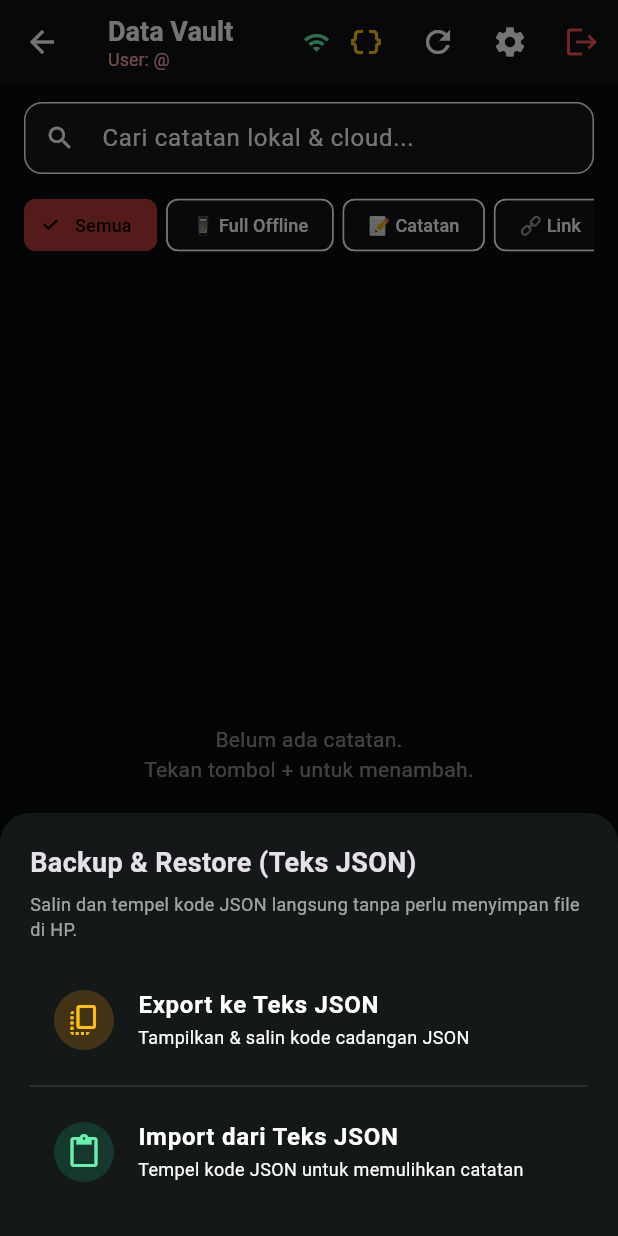
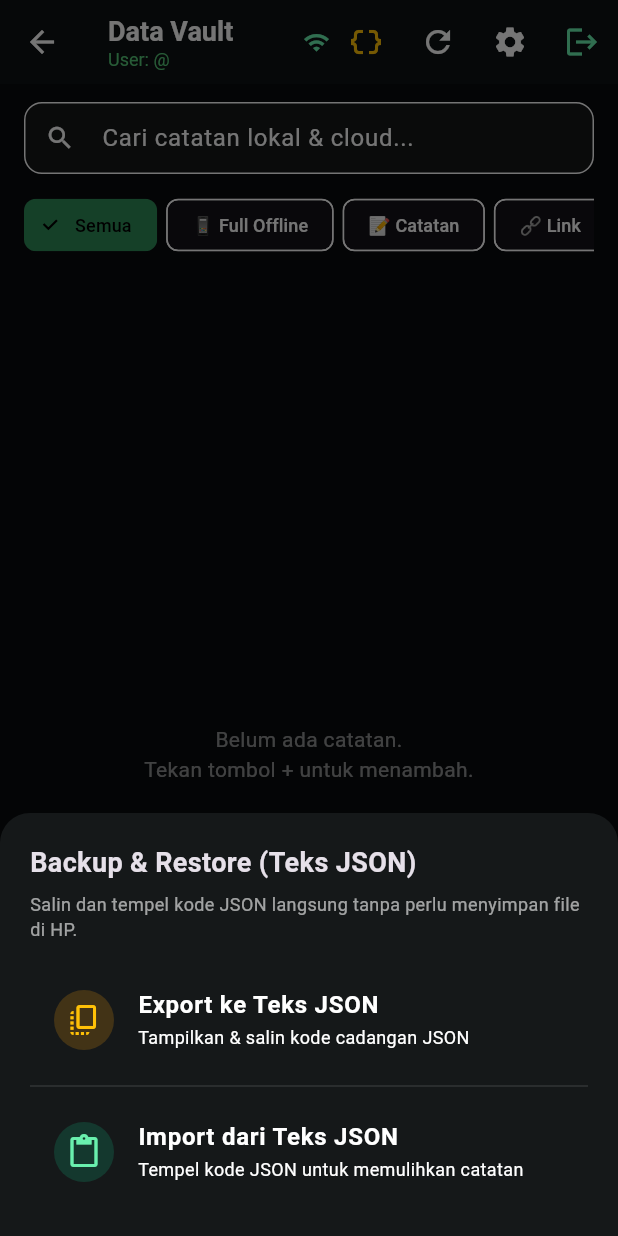
Before and after one commit to danzyx2/data, a Flutter app: the VaultDashboardPage screen opened directly with empty values, after a tap on the "data object" icon, on a phone screen of 412 x 824 dp. Run offline on Flutter 3.47's test engine with Material 3 defaults, Android fonts, the phone set to English and light mode, and no system bars; our stand-ins replace connectivity_plus, hive_flutter; accounts and stored records are empty.

Commit message:
Add files via upload

```diff
--- a/lib/main.dart
+++ b/lib/main.dart
@@ -30,8 +30,8 @@ class DataVaultApp extends StatelessWidget {
       theme: ThemeData.dark().copyWith(
         scaffoldBackgroundColor: const Color(0xFF090B0D),
         colorScheme: const ColorScheme.dark(
-          primary: Color(0xFFB83B38),
-          secondary: Color(0xFFEF7770),
+          primary: Color(0xFF2E8B57),
+          secondary: Color(0xFF55C878),
           surface: Color(0xFF151819),
         ),
         cardTheme: CardThemeData(
@@ -106,7 +106,9 @@ class _LoginPageState extends State<LoginPage> {
           ),
         ],
       ),
-      body: Center(
+      body: SafeArea(
+        top: false,
+        child: Center(
           child: SingleChildScrollView(
             padding: const EdgeInsets.all(24),
             child: Container(
@@ -122,8 +124,8 @@ class _LoginPageState extends State<LoginPage> {
                 children: [
                   const CircleAvatar(
                     radius: 30,
-                  backgroundColor: Color(0x477F1D1D),
-                  child: Icon(Icons.lock_person, color: Color(0xFFFCA5A5), size: 30),
+                    backgroundColor: Color(0x332E8B57),
+                    child: Icon(Icons.lock_person, color: Color(0xFF55C878), size: 30),
                   ),
                   const SizedBox(height: 16),
                   const Text('Buka Ruang Simpan', style: TextStyle(fontSize: 22, fontWeight: FontWeight.bold)),
@@ -157,6 +159,7 @@ class _LoginPageState extends State<LoginPage> {
                     ),
                   ),
                 ],
+              ),
             ),
           ),
         ),
@@ -434,11 +437,14 @@ class _VaultDashboardPageState extends State<VaultDashboardPage> {
   void _showBackupMenuModal() {
     showModalBottomSheet(
       context: context,
+      useSafeArea: true,
       backgroundColor: const Color(0xFF151819),
       shape: const RoundedRectangleBorder(
         borderRadius: BorderRadius.vertical(top: Radius.circular(20)),
       ),
-      builder: (ctx) => Padding(
+      builder: (ctx) => SafeArea(
+        top: false,
+        child: Padding(
           padding: const EdgeInsets.all(20),
           child: Column(
             mainAxisSize: MainAxisSize.min,
@@ -477,6 +483,7 @@ class _VaultDashboardPageState extends State<VaultDashboardPage> {
               },
             ),
             ],
+          ),
         ),
       ),
     );
@@ -706,7 +713,7 @@ class _VaultDashboardPageState extends State<VaultDashboardPage> {
         actions: [
           TextButton(onPressed: () => Navigator.pop(ctx), child: const Text('Batal')),
           FilledButton(
-            style: FilledButton.styleFrom(backgroundColor: Colors.redAccent),
+            style: FilledButton.styleFrom(backgroundColor: const Color(0xFF2E8B57)),
             onPressed: () {
               Navigator.pop(ctx);
               _deleteItem(item);
@@ -734,6 +741,7 @@ class _VaultDashboardPageState extends State<VaultDashboardPage> {
     showModalBottomSheet(
       context: context,
       isScrollControlled: true,
+      useSafeArea: true,
       backgroundColor: const Color(0xFF151819),
       shape: const RoundedRectangleBorder(
         borderRadius: BorderRadius.vertical(top: Radius.circular(20)),
@@ -744,7 +752,10 @@ class _VaultDashboardPageState extends State<VaultDashboardPage> {
             left: 20,
             right: 20,
             top: 20,
-            bottom: MediaQuery.of(ctx).viewInsets.bottom + 20,
+            bottom: (MediaQuery.of(ctx).viewInsets.bottom > MediaQuery.of(ctx).viewPadding.bottom
+                    ? MediaQuery.of(ctx).viewInsets.bottom
+                    : MediaQuery.of(ctx).viewPadding.bottom) +
+                20,
           ),
           child: SingleChildScrollView(
             child: Column(
@@ -855,14 +866,14 @@ class _VaultDashboardPageState extends State<VaultDashboardPage> {
           crossAxisAlignment: CrossAxisAlignment.start,
           children: [
             const Text('Data Vault', style: TextStyle(fontSize: 18, fontWeight: FontWeight.bold)),
-            Text('User: @${widget.username}', style: const TextStyle(fontSize: 12, color: Color(0xFFFCA5A5))),
+            Text('User: @${widget.username}', style: const TextStyle(fontSize: 12, color: Color(0xFF55C878))),
           ],
         ),
         actions: [
           Icon(
             _isOnline ? Icons.wifi : Icons.wifi_off,
             size: 18,
-            color: _isOnline ? Colors.greenAccent : Colors.redAccent,
+            color: _isOnline ? Colors.greenAccent : Colors.white38,
           ),
           IconButton(
             icon: const Icon(Icons.data_object, color: Colors.amber),
@@ -890,13 +901,15 @@ class _VaultDashboardPageState extends State<VaultDashboardPage> {
             onPressed: () => showWorkerSettingsDialog(context, onSaved: _syncWithWorker),
           ),
           IconButton(
-            icon: const Icon(Icons.logout, color: Colors.redAccent),
+            icon: const Icon(Icons.logout, color: Colors.greenAccent),
             tooltip: 'Keluar',
             onPressed: () => _settingsBox.delete('active_user'),
           ),
         ],
       ),
-      body: Column(
+      body: SafeArea(
+        top: false,
+        child: Column(
           children: [
           Padding(
             padding: const EdgeInsets.fromLTRB(16, 12, 16, 8),
@@ -1069,7 +1082,7 @@ class _VaultDashboardPageState extends State<VaultDashboardPage> {
                                 ),
                                 const SizedBox(width: 8),
                                 IconButton(
-                                  icon: const Icon(Icons.delete_outline, color: Colors.redAccent, size: 20),
+                                  icon: const Icon(Icons.delete_outline, color: Colors.greenAccent, size: 20),
                                   onPressed: () => _confirmDelete(item),
                                 ),
                               ],
@@ -1100,7 +1113,7 @@ class _VaultDashboardPageState extends State<VaultDashboardPage> {
       child: ChoiceChip(
         label: Text(label, style: const TextStyle(fontSize: 12)),
         selected: isSelected,
-        selectedColor: const Color(0xFFB83B38),
+        selectedColor: const Color(0xFF2E8B57),
         onSelected: (_) => setState(() => _selectedCategory = value),
       ),
     );
```
Lines whose indentation alone changed are shown as unchanged.
